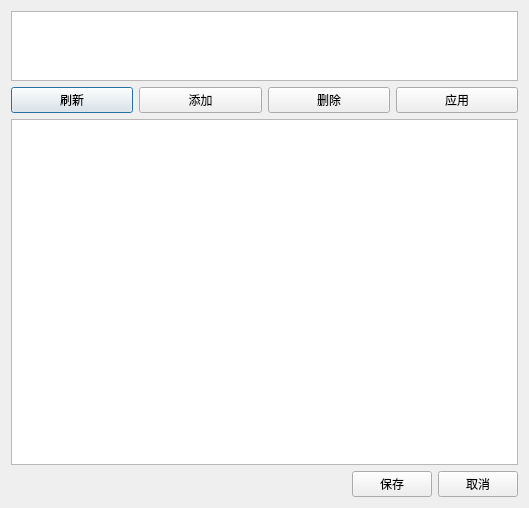
Above: src/NeoToolKits/UI/Form/DBScriptTestItemsEditorPopDialog.ui from JaneYih/QT_NeoToolKits before the change. Below: the same form after it.
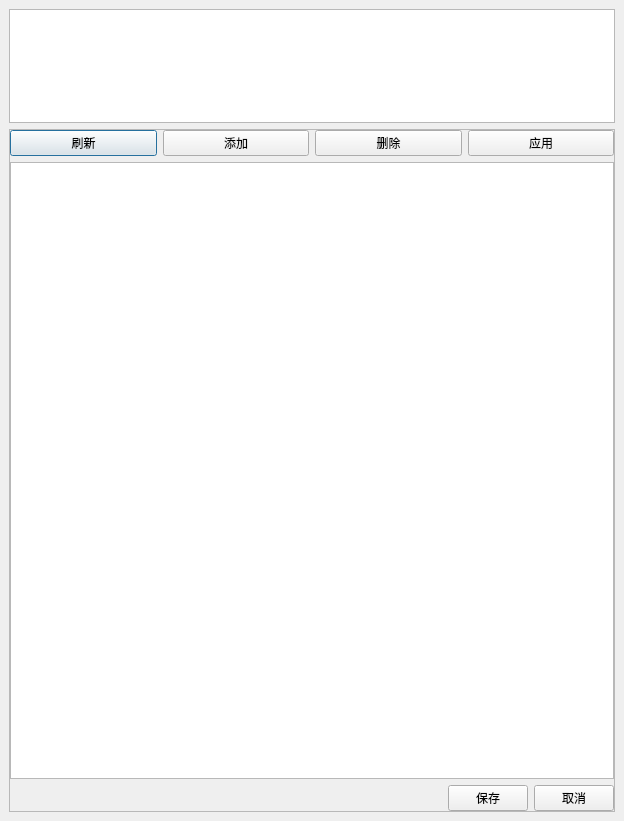
That is the form after the change.

Commit message: 修改UI布局

Patch:
```diff
--- a/src/NeoToolKits/UI/Form/DBScriptTestItemsEditorPopDialog.ui
+++ b/src/NeoToolKits/UI/Form/DBScriptTestItemsEditorPopDialog.ui
@@ -6,14 +6,26 @@
    <rect>
     <x>0</x>
     <y>0</y>
-    <width>529</width>
-    <height>508</height>
+    <width>624</width>
+    <height>821</height>
    </rect>
   </property>
   <property name="windowTitle">
    <string>测试项编辑器</string>
   </property>
-  <layout class="QVBoxLayout" name="verticalLayout">
+  <layout class="QVBoxLayout" name="verticalLayout_2" stretch="1,6">
+   <property name="leftMargin">
+    <number>9</number>
+   </property>
+   <property name="topMargin">
+    <number>9</number>
+   </property>
+   <property name="rightMargin">
+    <number>9</number>
+   </property>
+   <property name="bottomMargin">
+    <number>9</number>
+   </property>
    <item>
     <widget class="QTextEdit" name="textEdit_TestItems">
      <property name="sizePolicy">
@@ -25,7 +37,7 @@
      <property name="maximumSize">
       <size>
        <width>16777215</width>
-       <height>70</height>
+       <height>16777215</height>
       </size>
      </property>
      <property name="font">
@@ -39,6 +51,27 @@
     </widget>
    </item>
    <item>
+    <widget class="QFrame" name="frame">
+     <property name="frameShape">
+      <enum>QFrame::StyledPanel</enum>
+     </property>
+     <property name="frameShadow">
+      <enum>QFrame::Raised</enum>
+     </property>
+     <layout class="QVBoxLayout" name="verticalLayout">
+      <property name="leftMargin">
+       <number>0</number>
+      </property>
+      <property name="topMargin">
+       <number>0</number>
+      </property>
+      <property name="rightMargin">
+       <number>0</number>
+      </property>
+      <property name="bottomMargin">
+       <number>0</number>
+      </property>
+      <item>
     <layout class="QHBoxLayout" name="horizontalLayout_2">
      <item>
       <widget class="QPushButton" name="btn_refresh">
@@ -103,6 +136,9 @@
       </widget>
      </item>
     </layout>
+      </item>
+     </layout>
+    </widget>
    </item>
   </layout>
  </widget>
```
Lines whose indentation alone changed are shown as unchanged. The commit also changes 2 other files.
